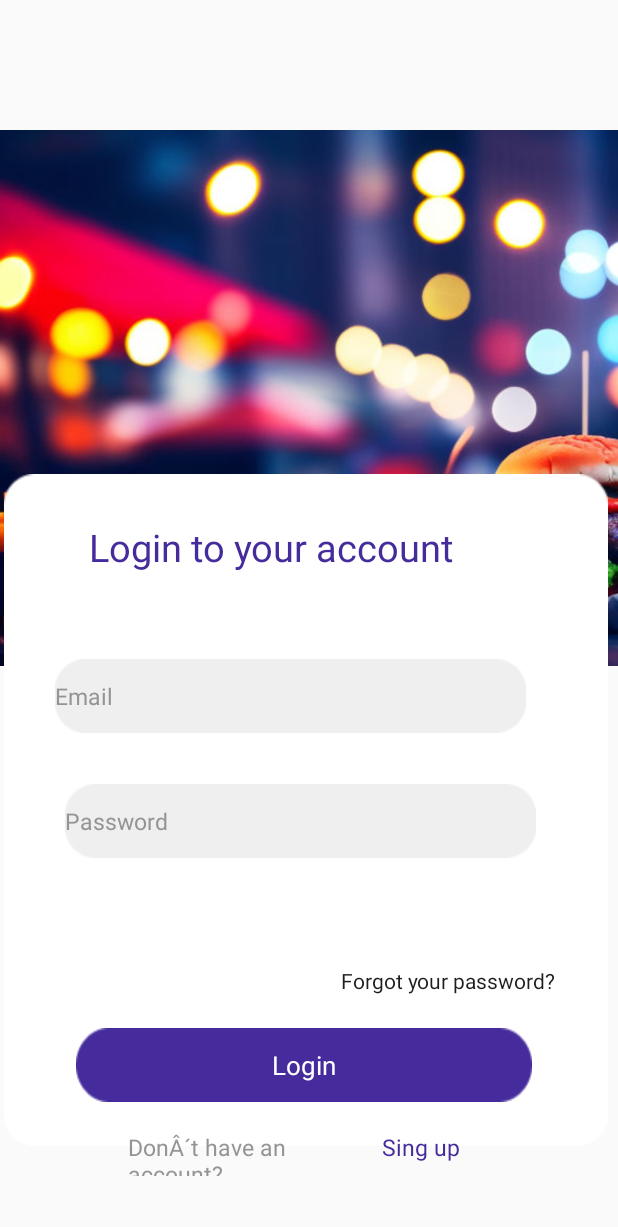
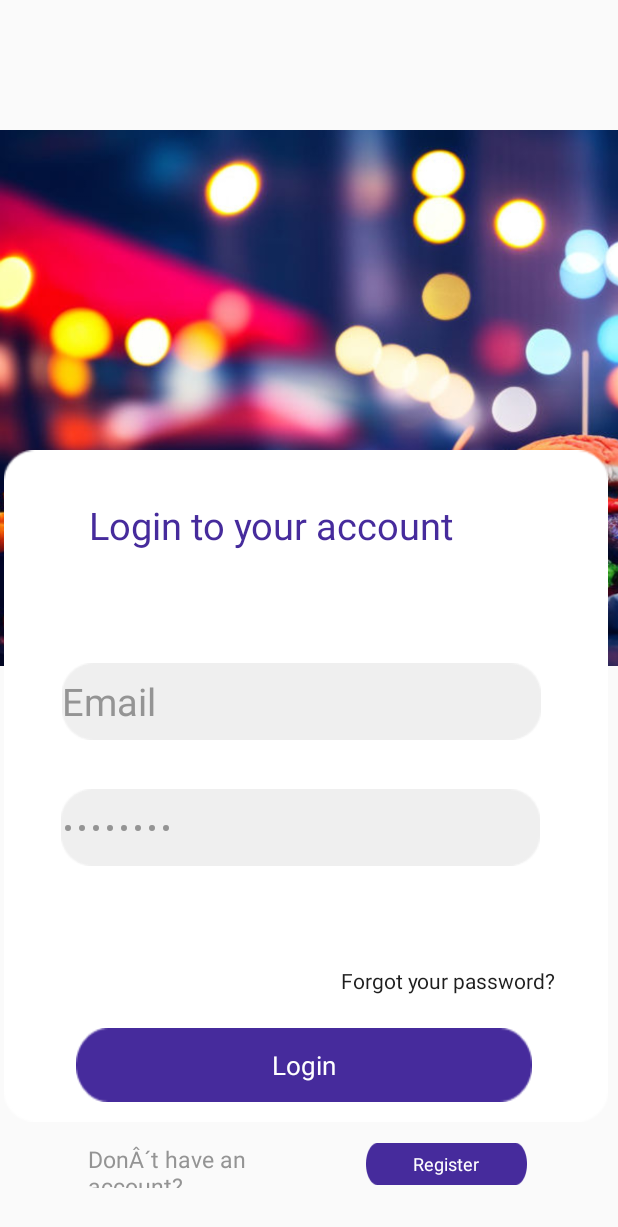
Before and after one commit to MartinRGC/ProyectoFinalMovilesTEAM, an Android app: the LoginActivity screen opened directly, with no data from a screen before it, on a phone screen of 412 x 824 dp. Shown: the top 1227 px of the screen. Run offline under Robolectric (Android 15) with nearby library versions, the phone set to English and light mode, and no system bars; our stand-ins replace Firebase (no records; nobody signed in at launch, a user with empty details on screens opened directly).

Commit message:
boton registro XD

```diff
--- a/ProyectoFinalMovilesTEAM/build.gradle.kts
+++ b/ProyectoFinalMovilesTEAM/build.gradle.kts
@@ -1,6 +1,7 @@
 plugins {
     id("com.android.application")
     id("org.jetbrains.kotlin.android")
+    id("com.google.gms.google-services")
 }
 
 android {
@@ -48,6 +49,9 @@ dependencies {
     implementation("androidx.lifecycle:lifecycle-viewmodel-ktx:2.6.2")
     implementation("androidx.navigation:navigation-fragment-ktx:2.7.4")
     implementation("androidx.navigation:navigation-ui-ktx:2.7.4")
+    implementation(platform("com.google.firebase:firebase-bom:32.4.0"))
+    implementation("com.google.firebase:firebase-firestore:24.9.0")
+    implementation("com.google.firebase:firebase-auth-ktx:22.2.0")
     testImplementation("junit:junit:4.13.2")
     androidTestImplementation("androidx.test.ext:junit:1.1.5")
     androidTestImplementation("androidx.test.espresso:espresso-core:3.5.1")
--- a/ProyectoFinalMovilesTEAM/src/main/res/layout/activity_login.xml
+++ b/ProyectoFinalMovilesTEAM/src/main/res/layout/activity_login.xml
@@ -19,7 +19,7 @@
         android:id="@+id/imageView2"
         android:layout_width="408dp"
         android:layout_height="448dp"
-        android:layout_marginTop="316dp"
+        android:layout_marginTop="300dp"
         android:layout_marginEnd="128dp"
         app:layout_constraintEnd_toEndOf="@+id/imageView"
         app:layout_constraintTop_toTopOf="parent"
@@ -39,40 +39,6 @@
         app:layout_constraintStart_toStartOf="parent"
         app:layout_constraintTop_toTopOf="@+id/imageView2"
         app:layout_constraintVertical_bias="0.071" />
-
-    <EditText
-        android:id="@+id/edtemail"
-        android:layout_width="314dp"
-        android:layout_height="49dp"
-        android:background="@drawable/rectext1"
-        android:ems="10"
-        android:inputType="text"
-        android:text="@string/email"
-        android:textAppearance="@style/email"
-        android:textColor="#949494"
-        app:layout_constraintBottom_toBottomOf="parent"
-        app:layout_constraintEnd_toEndOf="parent"
-        app:layout_constraintHorizontal_bias="0.373"
-        app:layout_constraintStart_toStartOf="@+id/imageView2"
-        app:layout_constraintTop_toBottomOf="@+id/tvlog1"
-        app:layout_constraintVertical_bias="0.079" />
-
-    <EditText
-        android:id="@+id/edtpassw"
-        android:layout_width="314dp"
-        android:layout_height="49dp"
-        android:background="@drawable/rectext1"
-        android:ems="10"
-        android:inputType="text"
-        android:text="@string/password"
-        android:textAppearance="@style/password"
-        android:textColor="#949494"
-        app:layout_constraintBottom_toBottomOf="parent"
-        app:layout_constraintEnd_toEndOf="parent"
-        app:layout_constraintHorizontal_bias="0.439"
-        app:layout_constraintStart_toStartOf="parent"
-        app:layout_constraintTop_toBottomOf="@+id/edtemail"
-        app:layout_constraintVertical_bias="0.118" />
 
     <TextView
         android:id="@+id/forgot_your"
@@ -106,6 +72,20 @@
         app:layout_constraintTop_toTopOf="parent"
         app:layout_constraintVertical_bias="0.885" />
 
+    <Button
+        android:id="@+id/btnRegister"
+        android:layout_width="107dp"
+        android:layout_height="28dp"
+        android:background="@drawable/rectsignup"
+        android:text="@string/register"
+        android:textAppearance="@style/register"
+        app:layout_constraintBottom_toBottomOf="parent"
+        app:layout_constraintEnd_toEndOf="parent"
+        app:layout_constraintHorizontal_bias="0.21"
+        app:layout_constraintStart_toEndOf="@+id/textView3"
+        app:layout_constraintTop_toTopOf="parent"
+        app:layout_constraintVertical_bias="0.957" />
+
     <TextView
         android:id="@+id/textView3"
         android:layout_width="169dp"
@@ -114,22 +94,45 @@
         android:textAppearance="@style/don_t_have_"
         app:layout_constraintBottom_toBottomOf="parent"
         app:layout_constraintEnd_toEndOf="parent"
-        app:layout_constraintHorizontal_bias="0.351"
+        app:layout_constraintHorizontal_bias="0.243"
         app:layout_constraintStart_toStartOf="parent"
         app:layout_constraintTop_toTopOf="parent"
-        app:layout_constraintVertical_bias="0.95" />
+        app:layout_constraintVertical_bias="0.96" />
 
-    <TextView
-        android:id="@+id/textView4"
-        android:layout_width="122dp"
-        android:layout_height="32dp"
-        android:text="@string/sing_up"
-        android:textAppearance="@style/sing_up"
+    <EditText
+        android:id="@+id/edtemail"
+        android:layout_width="319dp"
+        android:layout_height="51dp"
+        android:background="@drawable/rectext1"
+        android:ems="10"
+        android:fontFamily="@font/poppins_semibold"
+        android:inputType="textEmailAddress"
+        android:text="@string/email"
+        android:textAppearance="@style/email"
+        android:textColor="#949494"
+        android:textSize="25sp"
         app:layout_constraintBottom_toBottomOf="parent"
         app:layout_constraintEnd_toEndOf="parent"
-        app:layout_constraintHorizontal_bias="0.878"
+        app:layout_constraintHorizontal_bias="0.447"
+        app:layout_constraintStart_toStartOf="@+id/imageView2"
+        app:layout_constraintTop_toBottomOf="@+id/tvlog1"
+        app:layout_constraintVertical_bias="0.122" />
+
+    <EditText
+        android:id="@+id/edtpassw"
+        android:layout_width="319dp"
+        android:layout_height="51dp"
+        android:background="@drawable/rectext1"
+        android:ems="10"
+        android:inputType="textPassword"
+        android:text="@string/password"
+        android:textAppearance="@style/password"
+        android:textColor="#949494"
+        app:layout_constraintBottom_toBottomOf="parent"
+        app:layout_constraintEnd_toEndOf="parent"
+        app:layout_constraintHorizontal_bias="0.439"
         app:layout_constraintStart_toStartOf="parent"
-        app:layout_constraintTop_toTopOf="parent"
-        app:layout_constraintVertical_bias="0.952" />
+        app:layout_constraintTop_toBottomOf="@+id/edtemail"
+        app:layout_constraintVertical_bias="0.118" />
 
 </androidx.constraintlayout.widget.ConstraintLayout>
--- a/ProyectoFinalMovilesTEAM/src/main/res/values/strings.xml
+++ b/ProyectoFinalMovilesTEAM/src/main/res/values/strings.xml
@@ -18,6 +18,9 @@ Login to your account
 </string>
     <string name="email">
     Email
+    </string>
+    <string name="register">
+    Register
     </string>
     <string name="password">
     Password
--- a/ProyectoFinalMovilesTEAM/src/main/res/values/styles.xml
+++ b/ProyectoFinalMovilesTEAM/src/main/res/values/styles.xml
@@ -11,6 +11,10 @@
     <style name="password">
         <item name="android:textSize">15sp</item>
         <item name="android:textColor">#949494</item>
+    </style>
+    <style name="register">
+        <item name="android:textSize">12sp</item>
+        <item name="android:textColor">#FFFFFF</item>
     </style>
     <style name="login">
         <item name="android:textSize">17sp</item>
--- a/build.gradle.kts
+++ b/build.gradle.kts
@@ -1,5 +1,11 @@
+buildscript {
+    dependencies {
+        classpath("com.google.gms:google-services:4.4.0")
+    }
+}
 // Top-level build file where you can add configuration options common to all sub-projects/modules.
 plugins {
     id("com.android.application") version "8.1.2" apply false
     id("org.jetbrains.kotlin.android") version "1.9.0" apply false
+    id("com.google.gms.google-services") version "4.4.0" apply false
 }
```
Also changed, not shown: ProyectoFinalMovilesTEAM/src/main/java/com/algarrobo/proyectofinalmvilesteam/LoginActivity.kt (+39 -2 lines), 1 other file.
